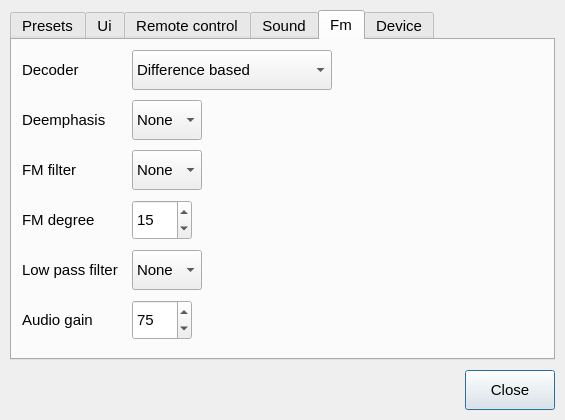
Before: the Qt Designer form settings.ui in marcogrecopriolo/guglielmo, drawn with Qt 5.
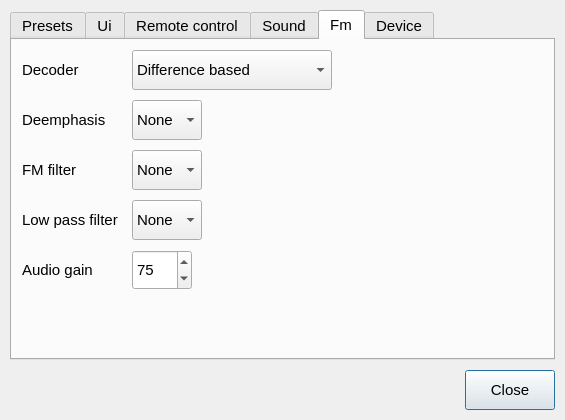
After: the same form once the commit is applied. The open tabs and pages were chosen to show the change. Custom widgets are drawn as their Qt base class.

```diff
--- a/settings.ui
+++ b/settings.ui
@@ -628,7 +628,7 @@
      <property name="geometry">
       <rect>
        <x>10</x>
-       <y>210</y>
+       <y>160</y>
        <width>100</width>
        <height>40</height>
       </rect>
@@ -646,7 +646,7 @@
      <property name="geometry">
       <rect>
        <x>120</x>
-       <y>210</y>
+       <y>160</y>
        <width>70</width>
        <height>40</height>
       </rect>
@@ -711,24 +711,6 @@
       <string>FM filter</string>
      </property>
     </widget>
-    <widget class="QLabel" name="fmDegreeFilterLabel">
-     <property name="geometry">
-      <rect>
-       <x>10</x>
-       <y>160</y>
-       <width>100</width>
-       <height>40</height>
-      </rect>
-     </property>
-     <property name="font">
-      <font>
-       <pointsize>11</pointsize>
-      </font>
-     </property>
-     <property name="text">
-      <string>FM degree</string>
-     </property>
-    </widget>
     <widget class="QComboBox" name="fmFilterComboBox">
      <property name="geometry">
       <rect>
@@ -790,35 +772,11 @@
       </property>
      </item>
     </widget>
-    <widget class="QSpinBox" name="fmDegreeFilterSpinBox">
-     <property name="geometry">
-      <rect>
-       <x>120</x>
-       <y>160</y>
-       <width>60</width>
-       <height>40</height>
-      </rect>
-     </property>
-     <property name="font">
-      <font>
-       <pointsize>11</pointsize>
-      </font>
-     </property>
-     <property name="minimum">
-      <number>1</number>
-     </property>
-     <property name="maximum">
-      <number>99</number>
-     </property>
-     <property name="value">
-      <number>15</number>
-     </property>
-    </widget>
     <widget class="QLabel" name="fmAudioGainLabel">
      <property name="geometry">
       <rect>
        <x>10</x>
-       <y>260</y>
+       <y>210</y>
        <width>100</width>
        <height>40</height>
       </rect>
@@ -836,7 +794,7 @@
      <property name="geometry">
       <rect>
        <x>120</x>
-       <y>260</y>
+       <y>210</y>
        <width>60</width>
        <height>40</height>
       </rect>
```
Left out of the diff: 17 changed lines with no effect on the pictures.
